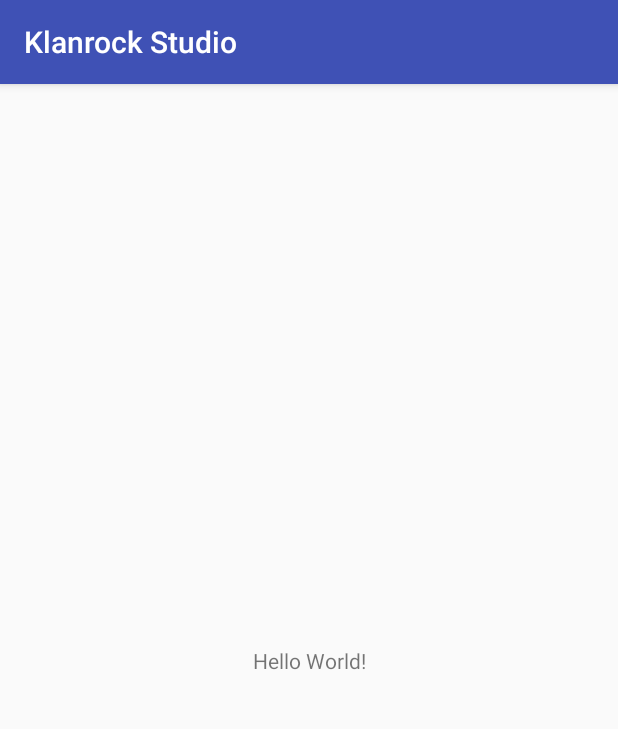
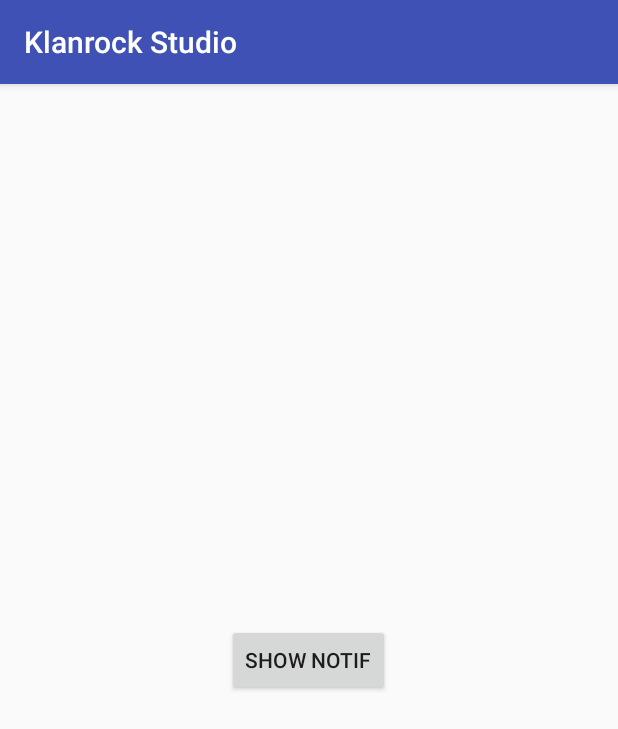
Before and after one commit to klanrock-team/klanrock-mobile, an Android app: the screen it shows after launch (MainActivity), on a phone screen of 412 x 824 dp. Shown: the top 729 px of the screen. Run offline under Robolectric (Android 15) with nearby library versions, the phone set to English and light mode, and no system bars.

Commit message:
ini ndrik yang bagian notifikasinya udah bisa dipush

```diff
--- a/app/src/main/res/layout/activity_main.xml
+++ b/app/src/main/res/layout/activity_main.xml
@@ -1,18 +1,12 @@
 <?xml version="1.0" encoding="utf-8"?>
-<android.support.constraint.ConstraintLayout xmlns:android="http://schemas.android.com/apk/res/android"
-    xmlns:app="http://schemas.android.com/apk/res-auto"
-    xmlns:tools="http://schemas.android.com/tools"
+<RelativeLayout xmlns:android="http://schemas.android.com/apk/res/android"
     android:layout_width="match_parent"
-    android:layout_height="match_parent"
-    tools:context="id.ac.poljie.android.belajar.klanrockstudio.MainActivity">
+    android:layout_height="match_parent">
 
-    <TextView
+    <Button
+        android:id="@+id/btnShowNotif"
         android:layout_width="wrap_content"
         android:layout_height="wrap_content"
-        android:text="Hello World!"
-        app:layout_constraintBottom_toBottomOf="parent"
-        app:layout_constraintLeft_toLeftOf="parent"
-        app:layout_constraintRight_toRightOf="parent"
-        app:layout_constraintTop_toTopOf="parent" />
-
-</android.support.constraint.ConstraintLayout>
+        android:layout_centerInParent="true"
+        android:text="SHOW NOTIF" />
+</RelativeLayout>
```
Also changed, not shown: app/src/main/java/id/ac/poljie/android/belajar/klanrockstudio/MainActivity.java (+47 -1 lines), app/src/main/res/drawable-v24/ic_alarm_black_24dp.png (added).
